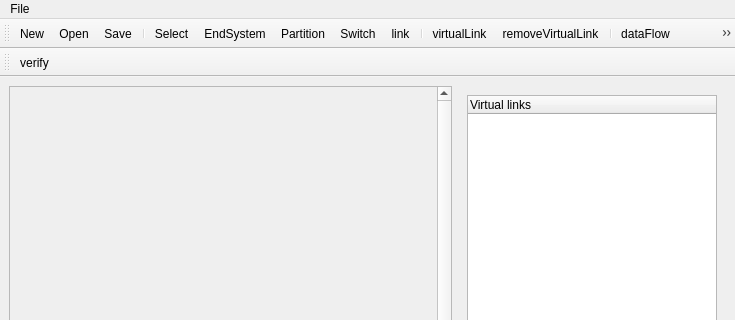
Above: AFDX_GUI/ui/MainWindow.ui from PavelVdovin/AFDX_Designer before the change; both pictures show x 0 to 735 and y 0 to 320 of the 735 by 672 pixel window. Below: the same form after it.
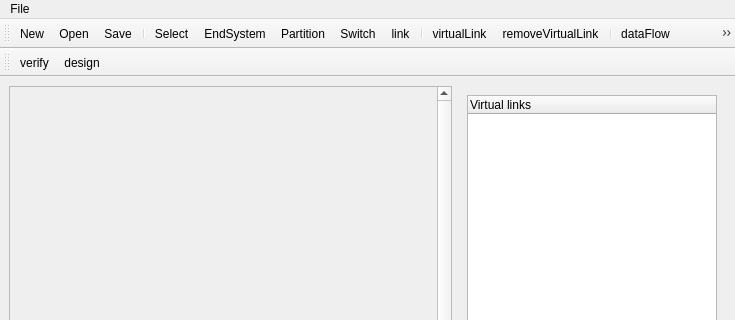
That is the form after the change. Icons and pictures are not drawn.

What changed in the file:
```diff
--- a/AFDX_GUI/ui/MainWindow.ui
+++ b/AFDX_GUI/ui/MainWindow.ui
@@ -160,6 +160,7 @@
     <bool>true</bool>
    </attribute>
    <addaction name="actionVerify"/>
+   <addaction name="actionDesign"/>
   </widget>
   <action name="actionOpen">
    <property name="icon">
@@ -327,6 +328,14 @@
     <string>Verify capacity constraints</string>
    </property>
   </action>
+  <action name="actionDesign">
+   <property name="text">
+    <string>design</string>
+   </property>
+   <property name="toolTip">
+    <string>design virtual links for data flows</string>
+   </property>
+  </action>
  </widget>
  <resources>
   <include location="resources.qrc"/>
```
Left out of the diff: 17 changed lines with no effect on the pictures.
